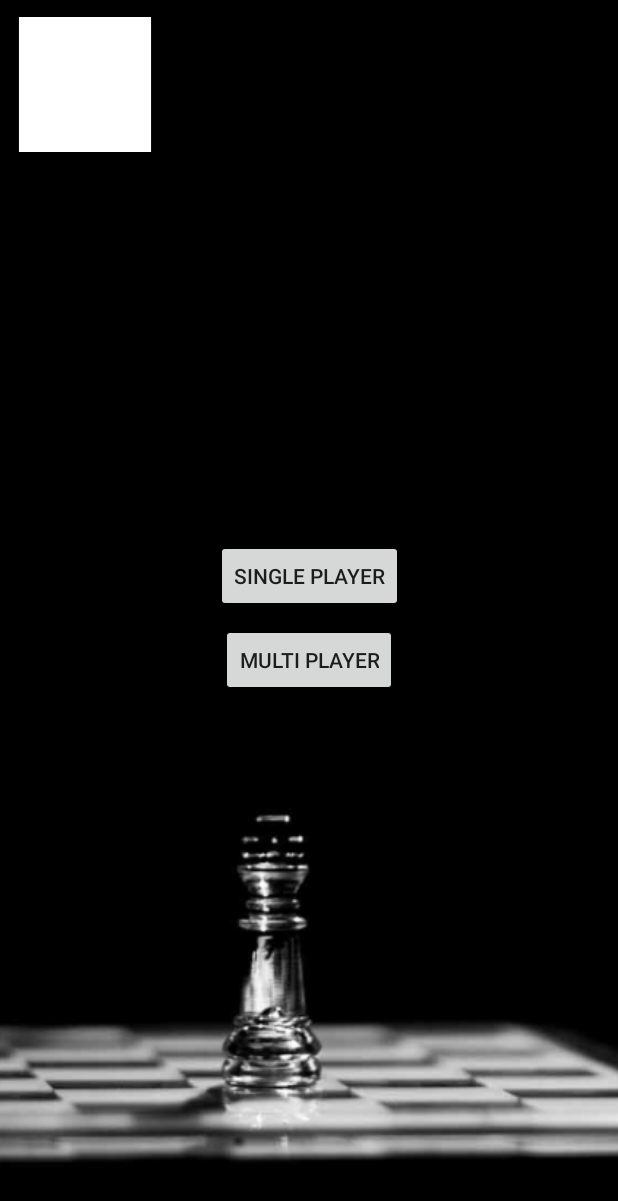
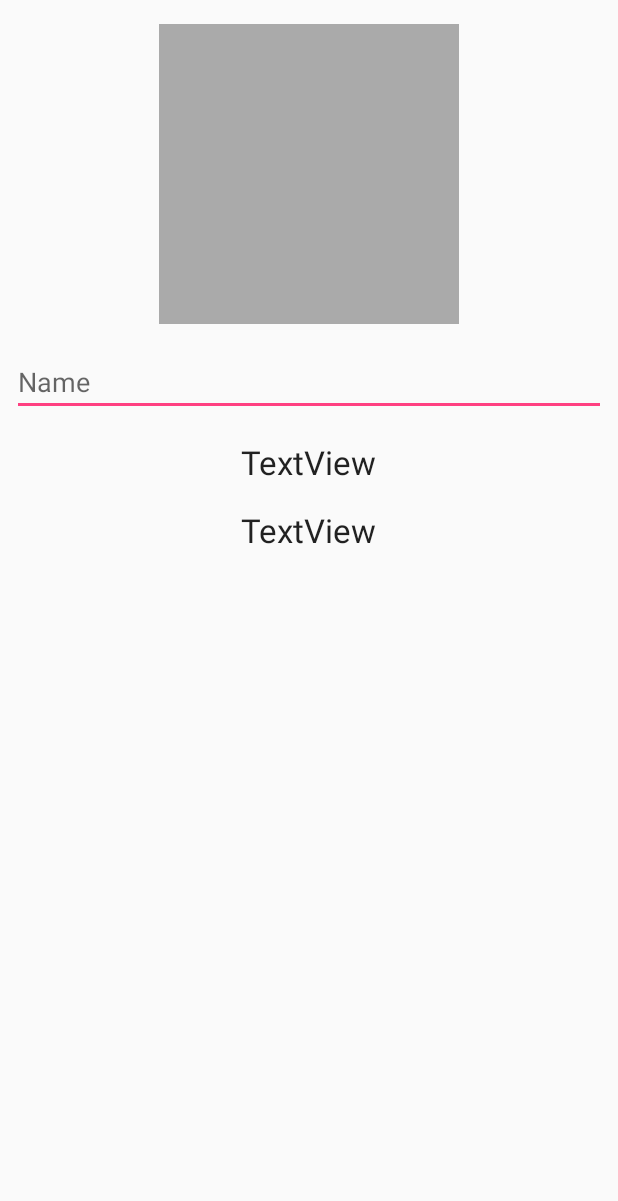
Before and after one commit to Quantum2/AMOV, an Android app: the screen it shows after launch (MainActivity before the commit, ProfileActivity after it), after a tap on an icon or button, on a phone screen of 412 x 824 dp. Shown: the top 1201 px of the screen. Run offline under Robolectric (Android 15) with nearby library versions, the phone set to English and light mode, and no system bars.

Commit message:
Profile stuff

```diff
--- a/app/build.gradle
+++ b/app/build.gradle
@@ -9,6 +9,7 @@ android {
         versionCode 1
         versionName "1.0"
         testInstrumentationRunner "android.support.test.runner.AndroidJUnitRunner"
+        android.defaultConfig.vectorDrawables.useSupportLibrary = true
     }
     buildTypes {
         release {
@@ -23,6 +24,7 @@ dependencies {
     implementation 'com.android.support:appcompat-v7:26.1.0'
     implementation 'com.android.support.constraint:constraint-layout:1.0.2'
     implementation 'com.android.support:design:26.1.0'
+    implementation 'com.google.code.gson:gson:2.8.1'
     testImplementation 'junit:junit:4.12'
     androidTestImplementation 'com.android.support.test:runner:1.0.1'
     androidTestImplementation 'com.android.support.test.espresso:espresso-core:3.0.1'
--- a/app/src/main/AndroidManifest.xml
+++ b/app/src/main/AndroidManifest.xml
@@ -5,6 +5,7 @@
     <uses-permission android:name="android.permission.INTERNET"/>
     <uses-permission android:name="android.permission.ACCESS_NETWORK_STATE"/>
     <uses-permission android:name="android.permission.ACCESS_WIFI_STATE"/>
+    <uses-feature android:name="android.hardware.camera"/>
 
     <application
         android:allowBackup="true"
--- a/app/src/main/java/com/imaginarymakings/chess/Logic/Profile.java
+++ b/app/src/main/java/com/imaginarymakings/chess/Logic/Profile.java
@@ -1,4 +1,12 @@
 package com.imaginarymakings.chess.Logic;
+
+import android.app.Activity;
+import android.content.Context;
+import android.content.SharedPreferences;
+import android.graphics.Bitmap;
+import android.graphics.drawable.Drawable;
+
+import com.google.gson.Gson;
 
 import java.io.Serializable;
 
@@ -7,8 +15,39 @@ import java.io.Serializable;
  */
 
 public class Profile implements Serializable {
-    private String name;
+    public String name;
 
-    private int wonGames;
-    private int lostGames;
+    public String photo;
+
+    public int wonGames;
+    public int lostGames;
+
+    public Profile() {
+        wonGames = 0;
+        lostGames = 0;
+    }
+
+    public static Profile getLoadedProfile(Context c){
+        SharedPreferences sharedPref = ((Activity) c).getPreferences(Context.MODE_PRIVATE);
+
+        Gson gson = new Gson();
+        String json = sharedPref.getString("Profile", "");
+        return gson.fromJson(json, Profile.class);
+    }
+
+    public void saveProfileToSharedPreferences(Context c){
+        SharedPreferences sharedPref = ((Activity) c).getPreferences(Context.MODE_PRIVATE);
+
+        SharedPreferences.Editor prefsEditor = sharedPref.edit();
+        Gson gson = new Gson();
+        String json = gson.toJson(this);
+        prefsEditor.putString("Profile", json);
+        prefsEditor.apply();
+    }
+
+    public static void deleteProfile(Context c){
+        SharedPreferences sharedPref = ((Activity) c).getPreferences(Context.MODE_PRIVATE);
+
+        sharedPref.edit().remove("Profile").apply();
+    }
 }
--- a/app/src/main/java/com/imaginarymakings/chess/MainActivity.java
+++ b/app/src/main/java/com/imaginarymakings/chess/MainActivity.java
@@ -11,6 +11,7 @@ import android.view.View;
 import android.widget.Button;
 import android.widget.ImageView;
 
+import com.imaginarymakings.chess.Logic.Profile;
 import com.imaginarymakings.chess.Utils.Utils;
 
 public class MainActivity extends AppCompatActivity {
@@ -55,7 +56,17 @@ public class MainActivity extends AppCompatActivity {
         iv.setOnClickListener(new View.OnClickListener() {
             @Override
             public void onClick(View view) {
+                Intent intent = new Intent(context, ProfileActivity.class);
+                startActivity(intent);
+            }
+        });
 
+        iv.setOnLongClickListener(new View.OnLongClickListener() {
+            @Override
+            public boolean onLongClick(View view) {
+                Profile.deleteProfile(context);
+
+                return true;
             }
         });
     }
--- a/app/src/main/java/com/imaginarymakings/chess/ProfileActivity.java
+++ b/app/src/main/java/com/imaginarymakings/chess/ProfileActivity.java
@@ -1,13 +1,80 @@
 package com.imaginarymakings.chess;
 
+import android.content.Intent;
+import android.content.pm.PackageManager;
+import android.graphics.Bitmap;
+import android.graphics.drawable.BitmapDrawable;
+import android.provider.MediaStore;
 import android.support.v7.app.AppCompatActivity;
 import android.os.Bundle;
+import android.view.View;
+import android.widget.EditText;
+import android.widget.ImageView;
+
+import com.imaginarymakings.chess.Logic.Profile;
 
 public class ProfileActivity extends AppCompatActivity {
+
+    private static final int REQUEST_IMAGE_CAPTURE = 1;
+
+    Profile playerProfile;
+
+    ImageView iv;
 
     @Override
     protected void onCreate(Bundle savedInstanceState) {
         super.onCreate(savedInstanceState);
         setContentView(R.layout.activity_profile);
+
+        iv = findViewById(R.id.editPhoto);
+        playerProfile = Profile.getLoadedProfile(this);
+
+        if (playerProfile == null){
+            playerProfile = new Profile();
+            playerProfile.saveProfileToSharedPreferences(this);
+        } else {
+            if (playerProfile.name != null){
+                EditText ed = findViewById(R.id.editName);
+                ed.setText(playerProfile.name);
+            }
+
+            if (playerProfile.photo != null){
+                iv.setImageDrawable(playerProfile.photo);
+            }
+        }
+
+        iv.setOnClickListener(new View.OnClickListener() {
+            @Override
+            public void onClick(View view) {
+                if (getPackageManager().hasSystemFeature(PackageManager.FEATURE_CAMERA)){
+                    dispatchTakePictureIntent();
+                }
+            }
+        });
+    }
+
+    @Override
+    protected void onStop() {
+        playerProfile.saveProfileToSharedPreferences(this);
+        super.onStop();
+    }
+
+    private void dispatchTakePictureIntent() {
+        Intent takePictureIntent = new Intent(MediaStore.ACTION_IMAGE_CAPTURE);
+        if (takePictureIntent.resolveActivity(getPackageManager()) != null) {
+            startActivityForResult(takePictureIntent, REQUEST_IMAGE_CAPTURE);
+        }
+    }
+
+    @Override
+    protected void onActivityResult(int requestCode, int resultCode, Intent data) {
+        if (requestCode == REQUEST_IMAGE_CAPTURE && resultCode == RESULT_OK) {
+            Bundle extras = data.getExtras();
+            Bitmap imageBitmap = (Bitmap) extras.get("data");
+
+            iv.setImageBitmap(imageBitmap);
+            playerProfile.photo = new BitmapDrawable(getResources(), imageBitmap);
+            playerProfile.saveProfileToSharedPreferences(this);
+        }
     }
 }
--- a/app/src/main/res/layout/activity_main.xml
+++ b/app/src/main/res/layout/activity_main.xml
@@ -11,8 +11,7 @@
         android:id="@+id/imageView2"
         android:layout_width="match_parent"
         android:layout_height="match_parent"
-        android:scaleType="centerCrop"
-        app:srcCompat="@drawable/chess_background"/>
+        android:scaleType="centerCrop" />
 
     <android.support.constraint.ConstraintLayout
         android:layout_width="match_parent"
@@ -48,13 +47,13 @@
 
         <ImageView
             android:id="@+id/profilePic"
-            android:layout_width="100dp"
-            android:layout_height="100dp"
+            android:layout_width="50dp"
+            android:layout_height="50dp"
             android:layout_marginStart="8dp"
             android:layout_marginTop="8dp"
             android:scaleType="fitXY"
             app:layout_constraintStart_toStartOf="parent"
             app:layout_constraintTop_toTopOf="parent"
-            app:srcCompat="@android:drawable/picture_frame"/>
+            app:srcCompat="@drawable/ic_account_circle_black_24dp" />
     </android.support.constraint.ConstraintLayout>
 </FrameLayout>
--- a/app/src/main/res/layout/activity_profile.xml
+++ b/app/src/main/res/layout/activity_profile.xml
@@ -1,10 +1,73 @@
 <?xml version="1.0" encoding="utf-8"?>
-<android.support.constraint.ConstraintLayout
-    xmlns:android="http://schemas.android.com/apk/res/android"
+<android.support.constraint.ConstraintLayout xmlns:android="http://schemas.android.com/apk/res/android"
     xmlns:app="http://schemas.android.com/apk/res-auto"
     xmlns:tools="http://schemas.android.com/tools"
     android:layout_width="match_parent"
     android:layout_height="match_parent"
     tools:context="com.imaginarymakings.chess.ProfileActivity">
 
+    <ImageView
+        android:id="@+id/editPhoto"
+        android:layout_width="200dp"
+        android:layout_height="200dp"
+        android:layout_marginEnd="8dp"
+        android:layout_marginStart="8dp"
+        android:layout_marginTop="16dp"
+        app:layout_constraintEnd_toEndOf="parent"
+        app:layout_constraintStart_toStartOf="parent"
+        app:layout_constraintTop_toTopOf="parent"
+        app:srcCompat="@android:color/darker_gray" />
+
+    <EditText
+        android:id="@+id/editName"
+        android:layout_width="0dp"
+        android:layout_height="wrap_content"
+        android:layout_marginEnd="8dp"
+        android:layout_marginStart="8dp"
+        android:layout_marginTop="16dp"
+        android:ems="10"
+        android:hint="@string/name_hint_profile"
+        android:inputType="textPersonName"
+        app:layout_constraintEnd_toEndOf="parent"
+        app:layout_constraintStart_toStartOf="parent"
+        app:layout_constraintTop_toBottomOf="@+id/editPhoto" />
+
+    <TextView
+        android:id="@+id/wonGames"
+        android:layout_width="wrap_content"
+        android:layout_height="wrap_content"
+        android:layout_marginEnd="8dp"
+        android:layout_marginStart="8dp"
+        android:layout_marginTop="16dp"
+        android:text="TextView"
+        android:textAppearance="@style/TextAppearance.AppCompat.Large"
+        app:layout_constraintEnd_toEndOf="parent"
+        app:layout_constraintStart_toStartOf="parent"
+        app:layout_constraintTop_toBottomOf="@+id/editName" />
+
+    <TextView
+        android:id="@+id/lostGames"
+        android:layout_width="wrap_content"
+        android:layout_height="wrap_content"
+        android:layout_marginEnd="8dp"
+        android:layout_marginStart="8dp"
+        android:layout_marginTop="16dp"
+        android:text="TextView"
+        android:textAppearance="@style/TextAppearance.AppCompat.Large"
+        app:layout_constraintEnd_toEndOf="parent"
+        app:layout_constraintStart_toStartOf="parent"
+        app:layout_constraintTop_toBottomOf="@+id/wonGames" />
+
+    <android.support.v7.widget.RecyclerView
+        android:id="@+id/pastGames"
+        android:layout_width="368dp"
+        android:layout_height="166dp"
+        android:layout_marginBottom="8dp"
+        android:layout_marginEnd="8dp"
+        android:layout_marginStart="8dp"
+        android:layout_marginTop="8dp"
+        app:layout_constraintBottom_toBottomOf="parent"
+        app:layout_constraintEnd_toEndOf="parent"
+        app:layout_constraintStart_toStartOf="parent"
+        app:layout_constraintTop_toBottomOf="@+id/lostGames" />
 </android.support.constraint.ConstraintLayout>
--- a/app/src/main/res/values/strings.xml
+++ b/app/src/main/res/values/strings.xml
@@ -14,4 +14,5 @@
     <string name="choose_ip">Input the server IP address</string>
     <string name="confirm_ip">OK</string>
     <string name="invalid_ip">Invalid IP address</string>
+    <string name="name_hint_profile">Name</string>
 </resources>
```
Also changed, not shown: app/src/main/res/drawable/ic_account_circle_black_24dp.xml (added, +9 -0 lines), app/src/main/res/drawable-hdpi/chess_background.png (deleted), app/src/main/res/drawable-mdpi/chess_background.png (deleted), app/src/main/res/drawable-xhdpi/chess_background.png (deleted), app/src/main/res/drawable-xxhdpi/chess_background.png (deleted), app/src/main/res/drawable-xxxhdpi/chess_background.png (deleted), 2 other files.
